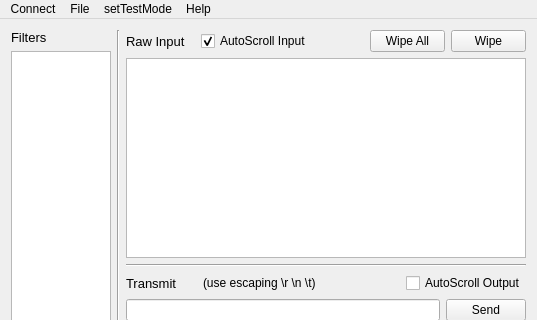
Qt form terminal/mainwindow.ui (Jeroen6/MultiTerminal) before a commit; both pictures show x 0 to 537 and y 0 to 320 of the 537 by 475 pixel window.
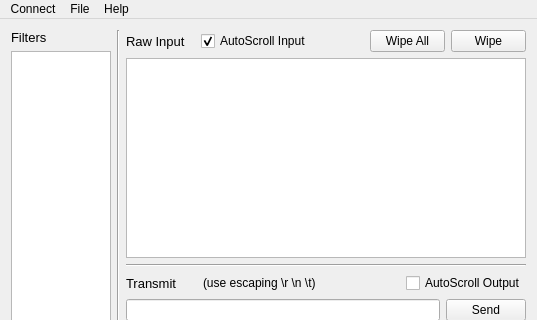
The same form after that commit. Icons and pictures are not drawn.

```diff
--- a/terminal/mainwindow.ui
+++ b/terminal/mainwindow.ui
@@ -410,12 +410,6 @@
     <addaction name="separator"/>
     <addaction name="actionConfiguration"/>
    </widget>
-   <widget class="QMenu" name="menuSetTestMode">
-    <property name="title">
-     <string>setTestMode</string>
-    </property>
-    <addaction name="actionRun"/>
-   </widget>
    <widget class="QMenu" name="menuHelp">
     <property name="sizePolicy">
      <sizepolicy hsizetype="Preferred" vsizetype="Preferred">
@@ -440,7 +434,6 @@
    </widget>
    <addaction name="menuConnect"/>
    <addaction name="menuFile"/>
-   <addaction name="menuSetTestMode"/>
    <addaction name="menuHelp"/>
   </widget>
   <widget class="QStatusBar" name="statusBar">
```
